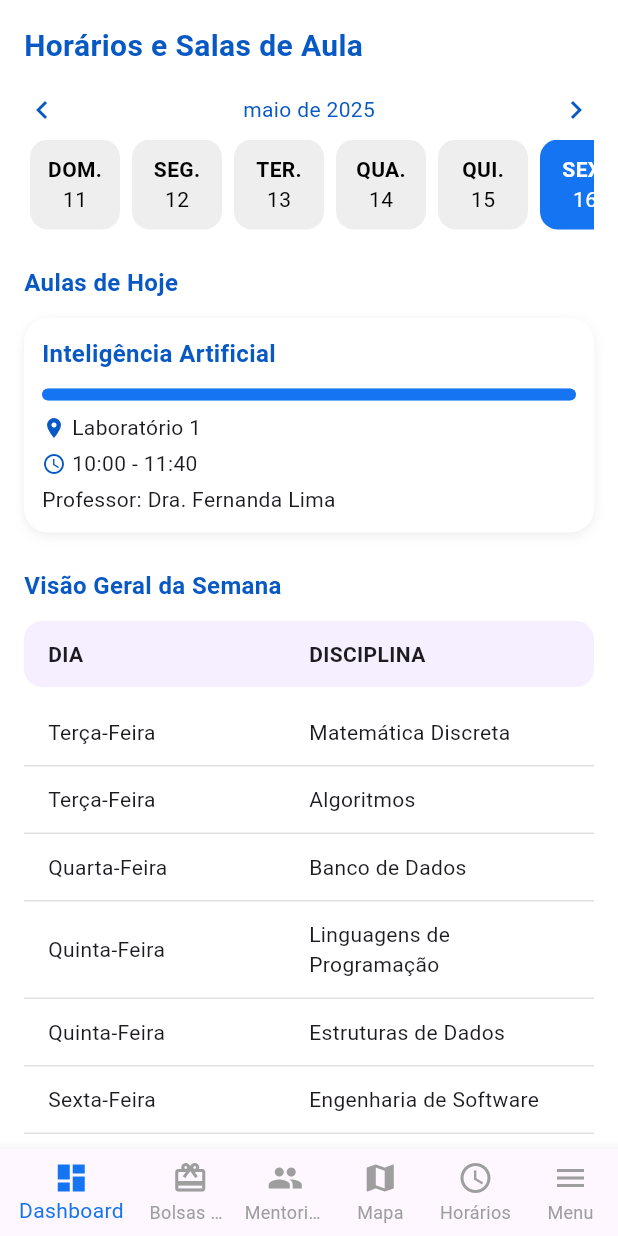
After one commit to joao-fcosta/uni_conecta, a Flutter app: the ScheduleScreen screen opened by its route, on a phone screen of 412 x 824 dp. The commit adds this screen. Run offline on Flutter 3.47's test engine with Material 3 defaults, Android fonts, the light colour scheme and no system bars; network calls fail.

Commit message:
Criação da tela de Horarios (schedule) e adicionando rotas

```diff
--- a/lib/main.dart
+++ b/lib/main.dart
@@ -3,7 +3,7 @@ import 'screens/scholarship_screen/scholarship_screen.dart';
 import 'screens/home_screen/home_screen.dart';
 import 'screens/map_screen/map_screen.dart';
 import 'screens/mentoring_screen/mentoring_screen.dart';
-
+import 'screens/schedule_screen/schedule_screen.dart';
 void main() {
   runApp(const MyApp());
 }
@@ -20,7 +20,8 @@ class MyApp extends StatelessWidget {
         '/home': (context) => const HomeScreen(),
         '/map': (context) => const MapScreen(),
         '/mentoring': (context) => const MentoringScreen(),
-        '/scholarship': (context) => const ScholarshipScreen()
+        '/scholarship': (context) => const ScholarshipScreen(),
+        '/schedule': (context) => const ScheduleScreen()
       },
     );
   }
--- a/lib/screens/home_screen/home_screen.dart
+++ b/lib/screens/home_screen/home_screen.dart
@@ -72,10 +72,13 @@ class HomeScreen extends StatelessWidget {
                             Navigator.pushNamed(context, '/map');
                           },
                         ),
-                        const QuickAccessItem(
+                        QuickAccessItem(
                           icon: Icons.calendar_today,
                           label: 'Horários',
                           bgColor: Color(0xFFFFF9DB),
+                          onTap: () {
+                            Navigator.pushNamed(context, '/schedule');
+                          },
                         ),
                         const QuickAccessItem(
                           icon: Icons.menu_book,
--- /dev/null
+++ b/lib/screens/schedule_screen/schedule_screen.dart
@@ -0,0 +1,228 @@
+import 'package:flutter/material.dart';
+import '../../colors.dart';
+import '../../widgets/bottom_navigation.dart';
+
+class ScheduleScreen extends StatelessWidget {
+  const ScheduleScreen({super.key});
+
+  @override
+  Widget build(BuildContext context) {
+    final weekDays = [
+      'DOM.', 'SEG.', 'TER.', 'QUA.', 'QUI.', 'SEX.', 'SÁB.'
+    ];
+    final today = DateTime.now();
+    final currentDayIndex = today.weekday % 7;
+
+    return Scaffold(
+      backgroundColor: Colors.white,
+      bottomNavigationBar: const BottomNavigation(),
+      body: SafeArea(
+        child: SingleChildScrollView(
+          padding: const EdgeInsets.all(16),
+          child: Column(
+            crossAxisAlignment: CrossAxisAlignment.start,
+            children: [
+              const Text(
+                'Horários e Salas de Aula',
+                style: TextStyle(
+                  fontSize: 20,
+                  fontWeight: FontWeight.bold,
+                  color: purpleDark,
+                ),
+              ),
+              const SizedBox(height: 16),
+
+              // Seletor de dias da semana
+              Row(
+                mainAxisAlignment: MainAxisAlignment.spaceBetween,
+                children: [
+                  Icon(Icons.chevron_left, color: purpleDark),
+                  const Text(
+                    'maio de 2025',
+                    style: TextStyle(color: purpleDark),
+                  ),
+                  Icon(Icons.chevron_right, color: purpleDark),
+                ],
+              ),
+              const SizedBox(height: 8),
+
+              SizedBox(
+                height: 60,
+                child: ListView.builder(
+                  scrollDirection: Axis.horizontal,
+                  itemCount: 7,
+                  itemBuilder: (context, index) {
+                    final isSelected = index == currentDayIndex;
+                    final dayDate = today.subtract(Duration(days: currentDayIndex - index));
+                    return Container(
+                      margin: const EdgeInsets.symmetric(horizontal: 4),
+                      padding: const EdgeInsets.all(8),
+                      width: 60,
+                      decoration: BoxDecoration(
+                        color: isSelected ? purple : Colors.grey.shade200,
+                        borderRadius: BorderRadius.circular(12),
+                      ),
+                      child: Column(
+                        mainAxisAlignment: MainAxisAlignment.center,
+                        children: [
+                          Text(
+                            weekDays[index],
+                            style: TextStyle(
+                              fontWeight: FontWeight.bold,
+                              color: isSelected ? Colors.white : Colors.black,
+                            ),
+                          ),
+                          Text(
+                            '${dayDate.day}',
+                            style: TextStyle(
+                              color: isSelected ? Colors.white : Colors.black,
+                            ),
+                          ),
+                        ],
+                      ),
+                    );
+                  },
+                ),
+              ),
+
+              const SizedBox(height: 24),
+              const Text(
+                'Aulas de Hoje',
+                style: TextStyle(
+                  fontSize: 16,
+                  fontWeight: FontWeight.bold,
+                  color: purpleDark,
+                ),
+              ),
+              const SizedBox(height: 12),
+
+              // Card da aula
+              Container(
+                padding: const EdgeInsets.all(12),
+                decoration: BoxDecoration(
+                  color: Colors.white,
+                  borderRadius: BorderRadius.circular(16),
+                  boxShadow: [
+                    BoxShadow(
+                      color: Colors.grey.shade200,
+                      blurRadius: 6,
+                      offset: const Offset(0, 2),
+                    )
+                  ],
+                ),
+                child: Column(
+                  crossAxisAlignment: CrossAxisAlignment.start,
+                  children: [
+                    const Text(
+                      'Inteligência Artificial',
+                      style: TextStyle(
+                        fontWeight: FontWeight.bold,
+                        fontSize: 16,
+                        color: purpleDark,
+                      ),
+                    ),
+                    const SizedBox(height: 4),
+                    Container(
+                      height: 8,
+                      margin: const EdgeInsets.symmetric(vertical: 8),
+                      decoration: BoxDecoration(
+                        color: purple.withOpacity(0.3),
+                        borderRadius: BorderRadius.circular(4),
+                      ),
+                      child: FractionallySizedBox(
+                        widthFactor: 1,
+                        child: Container(
+                          decoration: BoxDecoration(
+                            color: purple,
+                            borderRadius: BorderRadius.circular(4),
+                          ),
+                        ),
+                      ),
+                    ),
+                    const Row(
+                      children: [
+                        Icon(Icons.location_on, size: 16, color: purpleDark),
+                        SizedBox(width: 4),
+                        Text('Laboratório 1'),
+                      ],
+                    ),
+                    const SizedBox(height: 4),
+                    const Row(
+                      children: [
+                        Icon(Icons.access_time, size: 16, color: purpleDark),
+                        SizedBox(width: 4),
+                        Text('10:00 - 11:40'),
+                      ],
+                    ),
+                    const SizedBox(height: 4),
+                    const Text('Professor: Dra. Fernanda Lima'),
+                  ],
+                ),
+              ),
+
+              const SizedBox(height: 24),
+              const Text(
+                'Visão Geral da Semana',
+                style: TextStyle(
+                  fontWeight: FontWeight.bold,
+                  fontSize: 16,
+                  color: purpleDark,
+                ),
+              ),
+              const SizedBox(height: 12),
+
+              Container(
+                decoration: BoxDecoration(
+                  borderRadius: BorderRadius.circular(12),
+                  color: const Color(0xFFF5EFFF),
+                ),
+                padding: const EdgeInsets.symmetric(horizontal: 16, vertical: 12),
+                child: const Row(
+                  children: [
+                    Expanded(
+                      child: Text(
+                        'DIA',
+                        style: TextStyle(fontWeight: FontWeight.bold),
+                      ),
+                    ),
+                    Expanded(
+                      child: Text(
+                        'DISCIPLINA',
+                        style: TextStyle(fontWeight: FontWeight.bold),
+                      ),
+                    ),
+                  ],
+                ),
+              ),
+              const SizedBox(height: 8),
+              ...[
+                ['Terça-Feira', 'Matemática Discreta'],
+                ['Terça-Feira', 'Algoritmos'],
+                ['Quarta-Feira', 'Banco de Dados'],
+                ['Quinta-Feira', 'Linguagens de Programação'],
+                ['Quinta-Feira', 'Estruturas de Dados'],
+                ['Sexta-Feira', 'Engenharia de Software'],
+                ['Sábado', 'Inteligência Artificial'],
+              ].map((item) {
+                return Container(
+                  padding: const EdgeInsets.symmetric(vertical: 12, horizontal: 16),
+                  decoration: const BoxDecoration(
+                    border: Border(
+                      bottom: BorderSide(color: Color(0xFFE0E0E0)),
+                    ),
+                  ),
+                  child: Row(
+                    children: [
+                      Expanded(child: Text(item[0])),
+                      Expanded(child: Text(item[1])),
+                    ],
+                  ),
+                );
+              }).toList(),
+            ],
+          ),
+        ),
+      ),
+    );
+  }
+}
--- a/lib/widgets/bottom_navigation.dart
+++ b/lib/widgets/bottom_navigation.dart
@@ -32,7 +32,7 @@ class _BottomNavigationState extends State<BottomNavigation> {
         Navigator.pushNamed(context, '/map');
         break;
       case 4:
-      // Navegar para Horários, se existir
+        Navigator.pushNamed(context, '/schedule');
         break;
       case 5:
         showModalBottomSheet(
--- a/lib/widgets/menu_modal.dart
+++ b/lib/widgets/menu_modal.dart
@@ -40,7 +40,7 @@ class MenuModal extends StatelessWidget {
               MenuItem(icon: Icons.card_giftcard, label: 'Bolsas e Auxílios', onTap: () => _navigate(context, '/scholarship')),
               MenuItem(icon: Icons.group, label: 'Mentorias', onTap: () => _navigate(context, '/mentoring')),
               MenuItem(icon: Icons.map, label: 'Mapa', onTap: () => _navigate(context, '/map')),
-              MenuItem(icon: Icons.schedule, label: 'Horários'),
+              MenuItem(icon: Icons.schedule, label: 'Horários', onTap: () => _navigate(context, '/schedule')),
               MenuItem(icon: Icons.menu_book, label: 'Regulamentos'),
               MenuItem(icon: Icons.work, label: 'Trabalhos'),
               MenuItem(icon: Icons.notifications, label: 'Notificações'),
```
